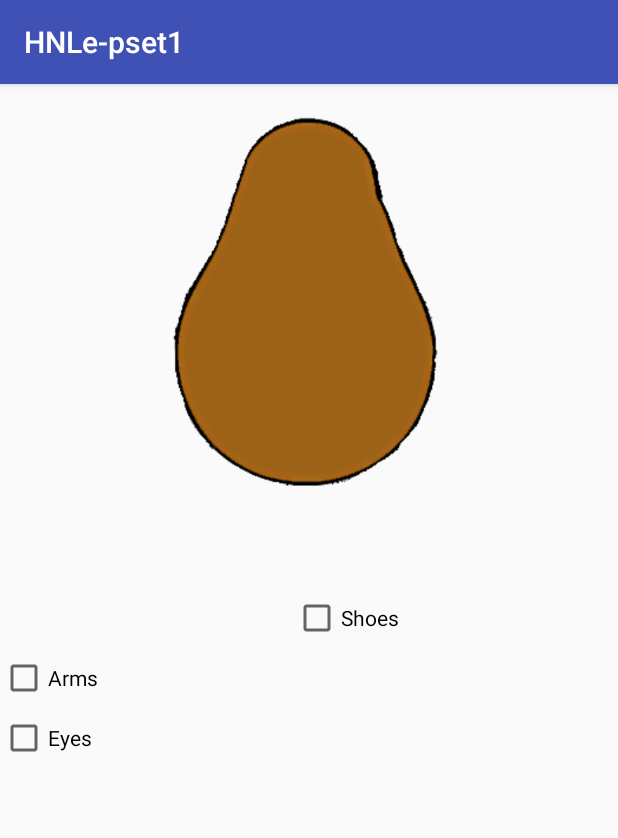
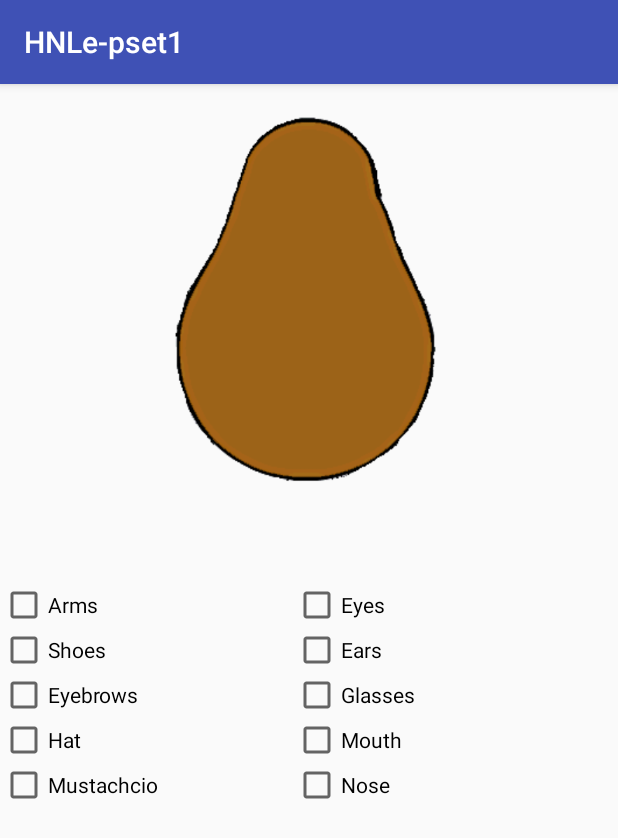
Before and after one commit to HN-Le/HNLe-pset1, an Android app: the screen it shows after launch (MainActivity), on a phone screen of 412 x 824 dp. Shown: the top 838 px of the screen. Run offline under Robolectric (Android 15) with nearby library versions, the phone set to English and light mode, and no system bars.

Commit message:
Checkboxes op de juiste positie (doen nog niks)

```diff
--- a/app/src/main/res/layout/activity_main.xml
+++ b/app/src/main/res/layout/activity_main.xml
@@ -13,25 +13,96 @@
         android:layout_width="match_parent"
         android:layout_height="290dp"
         android:layout_weight="0.13"
-        app:srcCompat="@drawable/body" />
+        app:srcCompat="@drawable/body"
+        android:contentDescription="@string/potato" />
+
+    <GridLayout
+        android:layout_width="match_parent"
+        android:layout_height="wrap_content"
+        android:columnCount="2"
+        android:rowCount="6">
+
+        <CheckBox
+            android:id="@+id/arms"
+            android:layout_width="195dp"
+            android:layout_height="30dp"
+            android:layout_column="0"
+            android:layout_row="1"
+            android:text="@string/arms" />
+
+        <CheckBox
+            android:id="@+id/eyes"
+            android:layout_width="195dp"
+            android:layout_height="30dp"
+            android:layout_column="1"
+            android:layout_row="1"
+            android:text="@string/eyes" />
 
         <CheckBox
             android:id="@+id/shoes"
             android:layout_width="195dp"
-        android:layout_height="40dp"
-        android:layout_marginLeft="195dp"
-        android:text="Shoes" />
+            android:layout_height="30dp"
+            android:layout_column="0"
+            android:layout_row="2"
+            android:text="@string/shoes" />
 
         <CheckBox
-        android:id="@+id/arms"
+            android:id="@+id/ears"
             android:layout_width="195dp"
-        android:layout_height="40dp"
-        android:text="Arms" />
+            android:layout_height="30dp"
+            android:layout_column="1"
+            android:layout_row="2"
+            android:text="@string/ears" />
 
         <CheckBox
-        android:id="@+id/eyes"
+            android:id="@+id/eyebrows"
             android:layout_width="195dp"
-        android:layout_height="40dp"
-        android:text="Eyes" />
+            android:layout_height="30dp"
+            android:layout_column="0"
+            android:layout_row="3"
+            android:text="@string/eyebrows" />
+
+        <CheckBox
+            android:id="@+id/glasses"
+            android:layout_width="195dp"
+            android:layout_height="30dp"
+            android:layout_column="1"
+            android:layout_row="3"
+            android:text="@string/glasses" />
+
+        <CheckBox
+            android:id="@+id/hat"
+            android:layout_width="195dp"
+            android:layout_height="30dp"
+            android:layout_column="0"
+            android:layout_row="4"
+            android:text="@string/hat" />
+
+        <CheckBox
+            android:id="@+id/mouth"
+            android:layout_width="195dp"
+            android:layout_height="30dp"
+            android:layout_column="1"
+            android:layout_row="4"
+            android:text="@string/mouth" />
+
+        <CheckBox
+            android:id="@+id/mustachcio"
+            android:layout_width="195dp"
+            android:layout_height="30dp"
+            android:layout_column="0"
+            android:layout_row="5"
+            android:text="@string/mustachcio" />
+
+        <CheckBox
+            android:id="@+id/nose"
+            android:layout_width="195dp"
+            android:layout_height="30dp"
+            android:layout_column="1"
+            android:layout_row="5"
+            android:text="@string/nose" />
+    </GridLayout>
+
+
 
 </LinearLayout>
--- a/app/src/main/res/values/strings.xml
+++ b/app/src/main/res/values/strings.xml
@@ -1,3 +1,14 @@
 <resources>
     <string name="app_name">HNLe-pset1</string>
+    <string name="mouth">Mouth</string>
+    <string name="arms">Arms</string>
+    <string name="eyes">Eyes</string>
+    <string name="shoes">Shoes</string>
+    <string name="ears">Ears</string>
+    <string name="eyebrows">Eyebrows</string>
+    <string name="glasses">Glasses</string>
+    <string name="hat">Hat</string>
+    <string name="mustachcio">Mustachcio</string>
+    <string name="nose">Nose</string>
+    <string name="potato">Potato</string>
 </resources>
```
Lines whose indentation alone changed are shown as unchanged.
